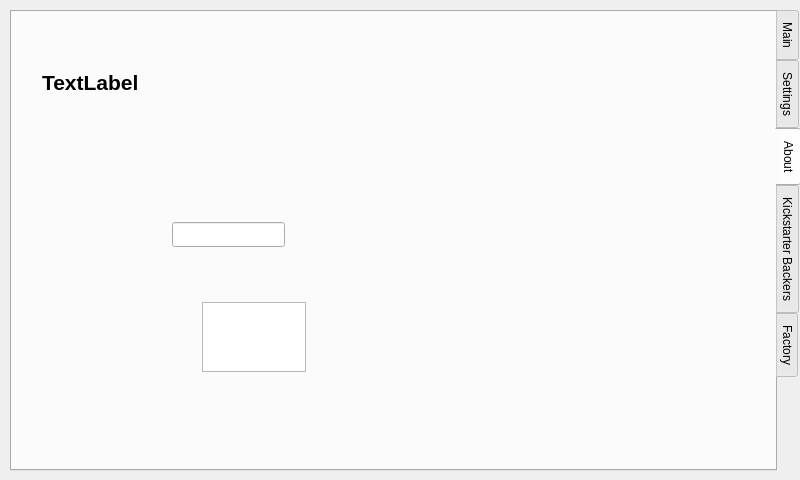
krontech/chronos-cam-app, file src/utilwindow.ui: the form before one commit.
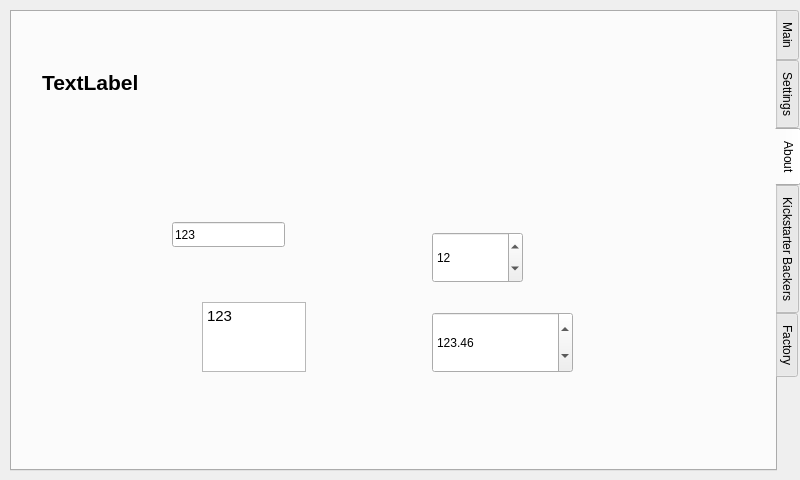
The form after the commit. Custom widgets are drawn as their Qt base class.

Commit message: prevent any CamSpinBox from moving focus to the next tab of any tabwidget

```diff
--- a/src/utilwindow.ui
+++ b/src/utilwindow.ui
@@ -609,6 +609,9 @@
        <height>25</height>
       </rect>
      </property>
+     <property name="text">
+      <string>123</string>
+     </property>
     </widget>
     <widget class="CamTextEdit" name="textEdit">
      <property name="geometry">
@@ -619,6 +622,42 @@
        <height>70</height>
       </rect>
      </property>
+     <property name="html">
+      <string>&lt;!DOCTYPE HTML PUBLIC &quot;-//W3C//DTD HTML 4.0//EN&quot; &quot;http://www.w3.org/TR/REC-html40/strict.dtd&quot;&gt;
+&lt;html&gt;&lt;head&gt;&lt;meta name=&quot;qrichtext&quot; content=&quot;1&quot; /&gt;&lt;style type=&quot;text/css&quot;&gt;
+p, li { white-space: pre-wrap; }
+&lt;/style&gt;&lt;/head&gt;&lt;body style=&quot; font-family:'Ubuntu'; font-size:11pt; font-weight:400; font-style:normal;&quot;&gt;
+&lt;p style=&quot; margin-top:0px; margin-bottom:0px; margin-left:0px; margin-right:0px; -qt-block-indent:0; text-indent:0px;&quot;&gt;123&lt;/p&gt;&lt;/body&gt;&lt;/html&gt;</string>
+     </property>
+    </widget>
+    <widget class="CamSpinBox" name="spinBox">
+     <property name="geometry">
+      <rect>
+       <x>420</x>
+       <y>220</y>
+       <width>91</width>
+       <height>51</height>
+      </rect>
+     </property>
+     <property name="value">
+      <number>12</number>
+     </property>
+    </widget>
+    <widget class="CamDoubleSpinBox" name="doubleSpinBox">
+     <property name="geometry">
+      <rect>
+       <x>420</x>
+       <y>300</y>
+       <width>141</width>
+       <height>61</height>
+      </rect>
+     </property>
+     <property name="maximum">
+      <double>999.990000000000009</double>
+     </property>
+     <property name="value">
+      <double>123.459999999999994</double>
+     </property>
     </widget>
    </widget>
    <widget class="QWidget" name="tab">
@@ -1020,6 +1059,16 @@
    <extends>QTextEdit</extends>
    <header>camtextedit.h</header>
   </customwidget>
+  <customwidget>
+   <class>CamSpinBox</class>
+   <extends>QSpinBox</extends>
+   <header>camspinbox.h</header>
+  </customwidget>
+  <customwidget>
+   <class>CamDoubleSpinBox</class>
+   <extends>QDoubleSpinBox</extends>
+   <header>camdoublespinbox.h</header>
+  </customwidget>
  </customwidgets>
  <resources/>
  <connections/>
```
The commit also changes 1 other file.
